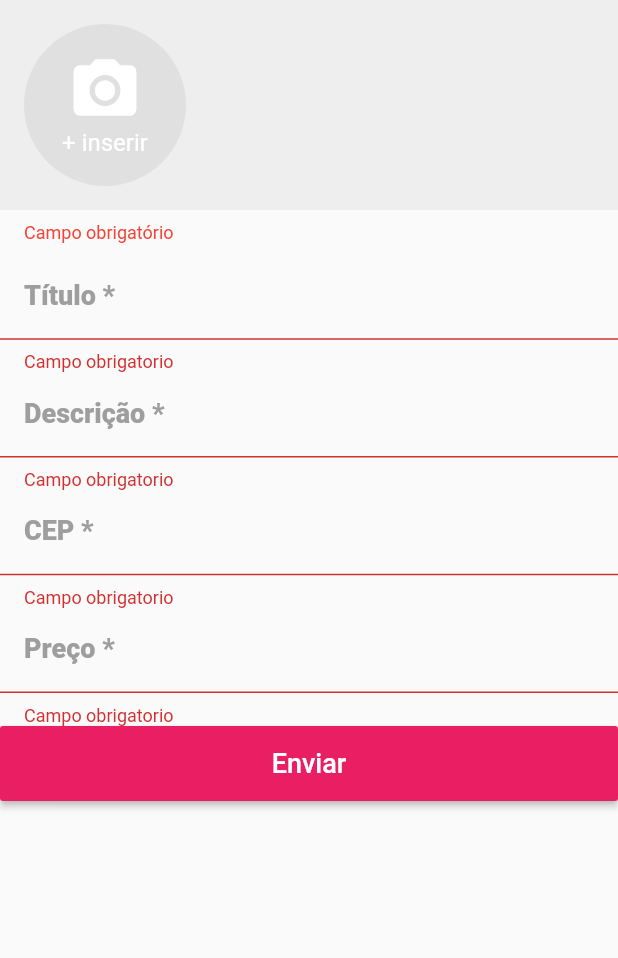
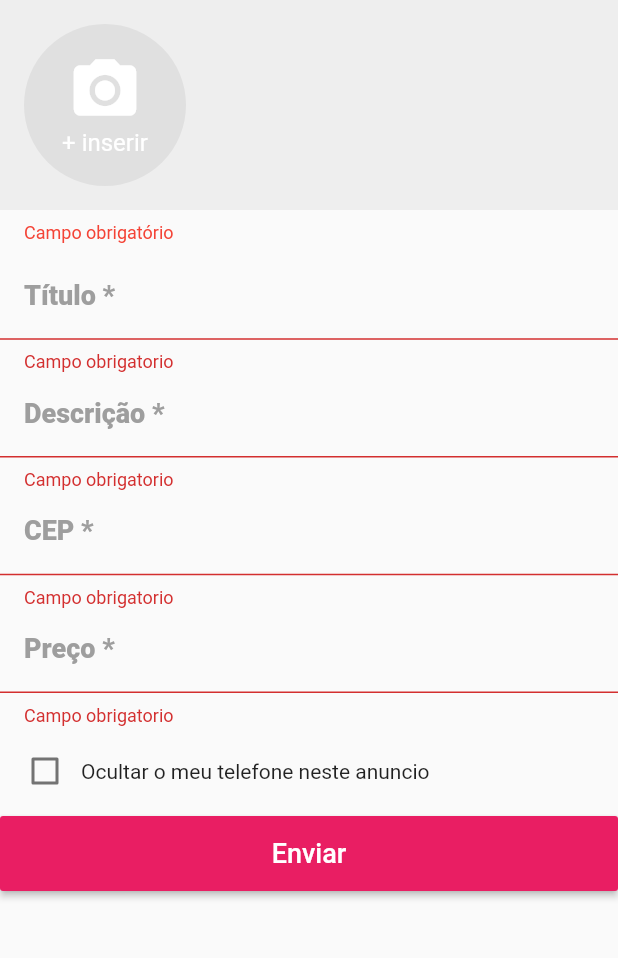
Before and after one commit to maximillianfx/flutter-course, a Flutter app: the CreateScreen screen opened directly, after a tap on "Enviar", on a phone screen of 412 x 824 dp, the part 84-1042 px from its top. Run offline on Flutter 3.47's test engine with Material 2 defaults, Android fonts, the phone set to English and light mode, and no system bars; our stand-ins replace brasil_fields, carousel_pro, cloud_firestore, dio, firebase_auth, firebase_storage and 11 more; missing offline and left inert: bloc_pattern, dart:ffi, flutter_youtube; accounts and stored records are empty; statements that could not run were skipped; key blocks and very long unbroken strings in the code were emptied for the run.

Commit message:
Adição de checkbox para telefone

```diff
--- a/xlo/xlo/lib/screens/create/create_screen.dart
+++ b/xlo/xlo/lib/screens/create/create_screen.dart
@@ -4,6 +4,7 @@ import 'package:flutter/services.dart';
 import 'package:xlo/api/api_postal_code.dart';
 import 'package:xlo/common/cep_field.dart';
 import 'package:xlo/common/custom_drawer/custom_drawer.dart';
+import 'package:xlo/screens/create/widgets/hide_phone_widget.dart';
 import 'package:xlo/screens/create/widgets/images_field.dart';
 
 class CreateScreen extends StatefulWidget {
@@ -109,13 +110,19 @@ class _CreateScreenState extends State<CreateScreen> {
               validator: (text) {
                 if (text.isEmpty)
                   return "Campo obrigatorio";
-                if (double.tryParse(text) == null)
+                if (double.tryParse(getSanitizedText(text)) == null)
                   return "Utilize valores validos";
                 return null;
               },
               onSaved: (price) {
 
               },
+            ),
+            HidePhoneWidget(
+              onSaved: (h) {
+
+              },
+              initialValue: false,
             ),
             Container(
               height: 50,
@@ -141,4 +148,8 @@ class _CreateScreenState extends State<CreateScreen> {
       ),
     );
   }
+
+  String getSanitizedText(String text) {
+    return text.replaceAll(RegExp(r'[^\d]'), '');
+  }
 }
--- /dev/null
+++ b/xlo/xlo/lib/screens/create/widgets/hide_phone_widget.dart
@@ -0,0 +1,26 @@
+import 'package:flutter/material.dart';
+
+class HidePhoneWidget extends FormField<bool> {
+  HidePhoneWidget({FormFieldSetter<bool> onSaved, bool initialValue}) : super(
+    initialValue: initialValue,
+    onSaved: onSaved,
+    builder: (state) {
+      return Padding(
+        padding: const EdgeInsets.all(6),
+        child: Row(
+          children: <Widget>[
+            Checkbox(
+              value: state.value,
+              onChanged: (b) {
+                state.didChange(b);
+              },
+            ),
+            const Text(
+              "Ocultar o meu telefone neste anuncio"
+            )
+          ],
+        ),
+      );
+    }
+  );
+}
```
